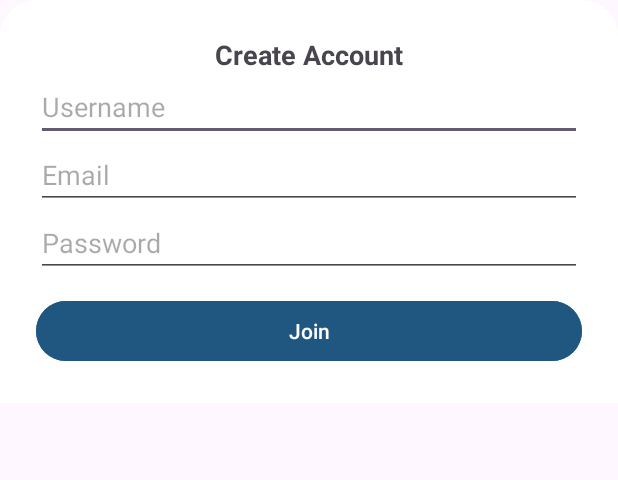
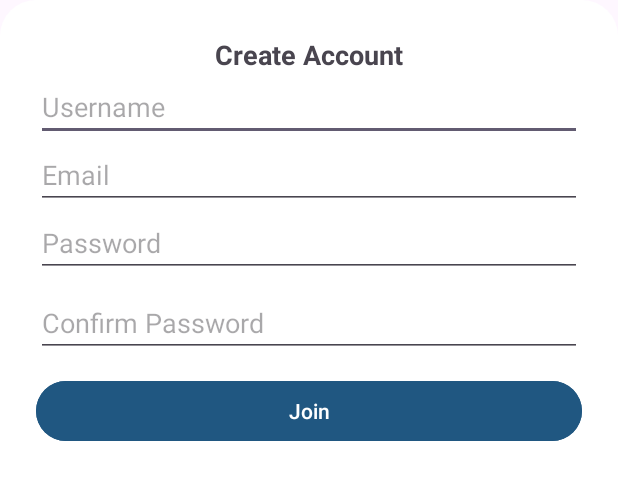
Before and after one commit to Kuahfi/cinelogs, an Android app: the layout register_dialog.xml on its own in the app's theme, with its tools: preview values and no code run, on a phone screen of 412 x 824 dp. Shown: the top 480 px of the screen. Run offline under Robolectric (Android 15) with nearby library versions, the phone set to English and light mode, and no system bars.

Commit message:
Adding Confirm Password logic

```diff
--- a/app/src/main/res/layout/register_dialog.xml
+++ b/app/src/main/res/layout/register_dialog.xml
@@ -34,6 +34,15 @@
         android:hint="Password"
         android:inputType="textPassword"/>
 
+    <EditText
+        android:id="@+id/etRegisterConfirmPassword"
+        android:layout_width="match_parent"
+        android:layout_height="wrap_content"
+        android:hint="Confirm Password"
+        android:inputType="textPassword"
+        android:layout_marginTop="8dp"/>
+
+
     <Button
         android:id="@+id/btnSubmitRegister"
         android:layout_width="match_parent"
```
Also changed, not shown: app/src/main/java/com/z0diac/tesapi/ui/auth/LoginActivity.kt (+22 -6 lines).
